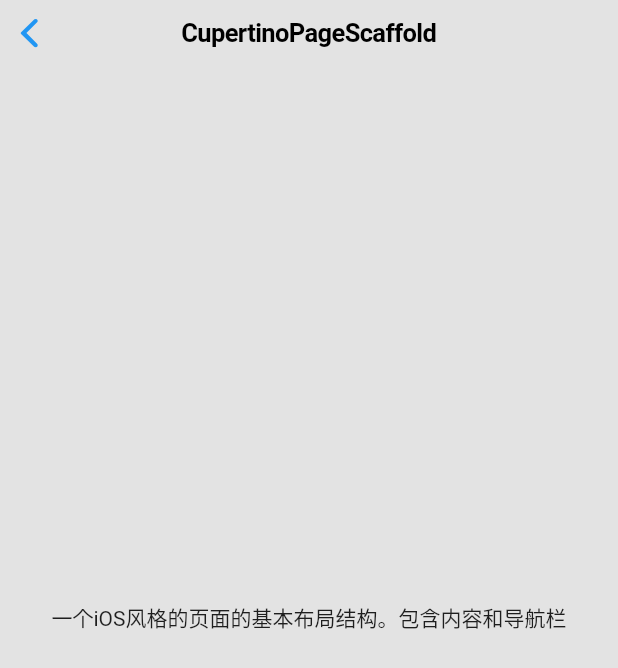
After one commit to huang-weilong/flutter_widgets, a Flutter app: the CupertinoPageScaffoldWidget screen opened directly, on a phone screen of 412 x 824 dp. The commit adds this screen. Shown: the top 668 px of the screen. Run offline on Flutter 3.47's test engine with Material 2 defaults, Android fonts, the phone set to English and light mode, and no system bars.

Commit message:
CupertinoPageScaffold Widget

```diff
--- /dev/null
+++ b/lib/cupertino/cupertino_page_scaffold_widget.dart
@@ -0,0 +1,17 @@
+import 'package:flutter/material.dart';
+import 'package:flutter/cupertino.dart';
+
+class CupertinoPageScaffoldWidget extends StatelessWidget {
+  @override
+  Widget build(BuildContext context) {
+    return Scaffold(
+      body: CupertinoPageScaffold(
+        backgroundColor: Color(0xffe3e3e3),
+        navigationBar: CupertinoNavigationBar(
+          middle: Text('CupertinoPageScaffold'),
+        ),
+        child: Center(child: Text('一个iOS风格的页面的基本布局结构。包含内容和导航栏')),
+      ),
+    );
+  }
+}
--- a/lib/cupertino/index_cupertino.dart
+++ b/lib/cupertino/index_cupertino.dart
@@ -11,6 +11,7 @@ import 'cupertino_page_transition_widget.dart';
 import 'cupertino_fullscreen_dialog_transition_widget.dart';
 import 'cupertino_navigation_bar_widget.dart';
 import 'cupertino_tab_bar_widget.dart';
+import 'cupertino_page_scaffold_widget.dart';
 
 class IndexCupertino extends StatefulWidget {
   @override
@@ -35,6 +36,7 @@ class _IndexCupertinoState extends State<IndexCupertino> {
       {'title': 'CupertinoFullscreenDialogTransition', 'page': CupertinoFullscreenDialogTransitionWidget(), 'finish': false},
       {'title': 'CupertinoNavigationBar', 'page': CupertinoNavigationBarWidget()},
       {'title': 'CupertinoTabBar', 'page': CupertinoTabBarWidget()},
+      {'title': 'CupertinoPageScaffold', 'page': CupertinoPageScaffoldWidget()},
     ];
   }
 
```
